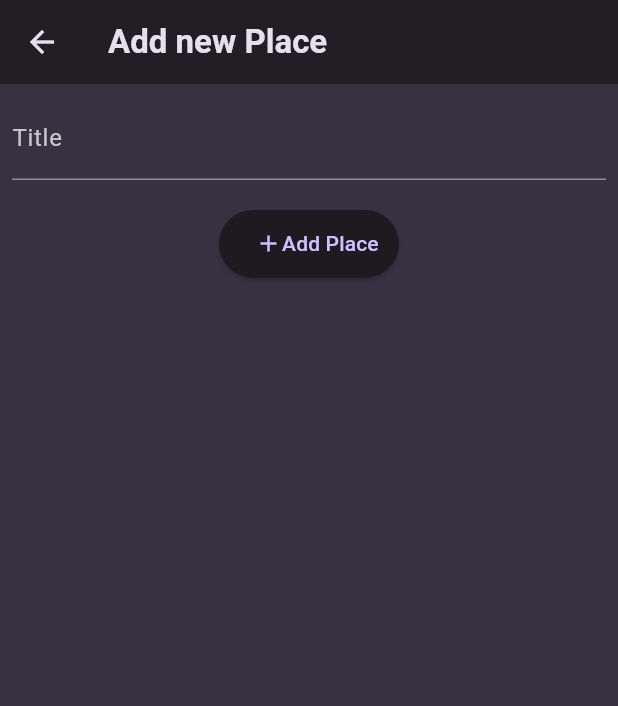
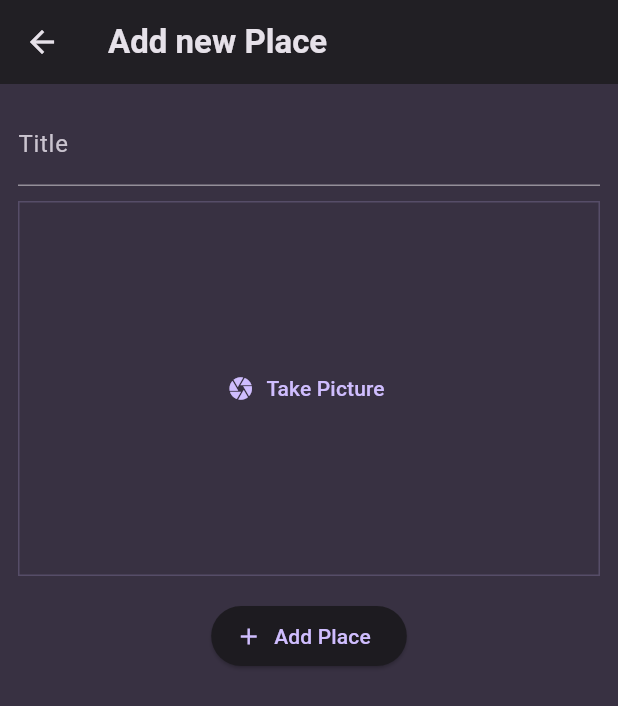
Before and after one commit to echolumaque/favorite_places, a Flutter app: the screen it shows after launch, after a tap on the "add" icon, on a phone screen of 412 x 824 dp. Shown: the top 706 px of the screen. Run offline on Flutter 3.47's test engine with Material 3 defaults, Android fonts, the phone set to English and light mode, and no system bars; our stand-ins replace flutter_riverpod, google_fonts, image_picker.

Commit message:
Add image picker and UUID dependencies; implement user place management with image input

```diff
--- a/lib/main.dart
+++ b/lib/main.dart
@@ -1,7 +1,7 @@
-import 'package:favorite_places/screens/saved_places.dart';
 import 'package:flutter/material.dart';
 import 'package:flutter_riverpod/flutter_riverpod.dart';
 import 'package:google_fonts/google_fonts.dart';
+import 'package:favorite_places/screens/places.dart';
 
 final colorScheme = ColorScheme.fromSeed(
   brightness: Brightness.dark,
@@ -39,7 +39,7 @@ class MyApp extends StatelessWidget {
     return MaterialApp(
       title: 'Great Places',
       theme: theme,
-      home: SavedPlacesScreen(),
+      home: PlacesScreen(),
     );
   }
 }
--- a/lib/models/place.dart
+++ b/lib/models/place.dart
@@ -1,5 +1,8 @@
+import 'package:uuid/uuid.dart';
+
 class Place {
-  Place({required this.name});
+  Place({required this.title}) : id = Uuid().v4();
 
-  final String name;
+  final String id;
+  final String title;
 }
--- a/lib/providers/saved_places_provider.dart
+++ /dev/null
@@ -1,14 +0,0 @@
-import 'package:flutter_riverpod/flutter_riverpod.dart';
-import '../models/place.dart';
-
-class SavedPlacesProvider extends StateNotifier<List<Place>> {
-  SavedPlacesProvider() : super([]);
-
-  void savePlace(Place place) {
-    state = [...state, place];
-  }
-}
-
-final savedPlacesProvider =
-    StateNotifierProvider<SavedPlacesProvider, List<Place>>(
-        (ref) => SavedPlacesProvider());
--- /dev/null
+++ b/lib/providers/user_places.dart
@@ -0,0 +1,14 @@
+import 'package:flutter_riverpod/flutter_riverpod.dart';
+import '../models/place.dart';
+
+class UserPlaceNotifier extends StateNotifier<List<Place>> {
+  UserPlaceNotifier() : super([]);
+
+  void addPlace(String title) {
+    state = [...state, Place(title: title)];
+  }
+}
+
+final userPlacesProvider =
+    StateNotifierProvider<UserPlaceNotifier, List<Place>>(
+        (ref) => UserPlaceNotifier());
--- a/lib/screens/add_new_place.dart
+++ /dev/null
@@ -1,80 +0,0 @@
-import 'package:favorite_places/models/place.dart';
-import 'package:favorite_places/providers/saved_places_provider.dart';
-import 'package:flutter/material.dart';
-import 'package:flutter_riverpod/flutter_riverpod.dart';
-
-class AddNewPlaceScreen extends ConsumerStatefulWidget {
-  const AddNewPlaceScreen({super.key});
-
-  @override
-  ConsumerState<AddNewPlaceScreen> createState() => _AddNewPlaceScreenState();
-}
-
-class _AddNewPlaceScreenState extends ConsumerState<AddNewPlaceScreen> {
-  final _formKey = GlobalKey<FormState>();
-  String? _enteredName = '';
-
-  void savePlace() {
-    if (!_formKey.currentState!.validate()) {
-      return;
-    }
-
-    _formKey.currentState!.save();
-    ref
-        .read(savedPlacesProvider.notifier)
-        .savePlace(Place(name: _enteredName!));
-
-    Navigator.of(context).pop();
-  }
-
-  @override
-  Widget build(BuildContext context) {
-    return Scaffold(
-      appBar: AppBar(
-        title: Text('Add new Place'),
-        backgroundColor: Theme.of(context).colorScheme.surfaceContainer,
-      ),
-      body: Form(
-        key: _formKey,
-        child: Padding(
-          padding: const EdgeInsets.all(8.0),
-          child: Column(
-            children: [
-              TextFormField(
-                style: TextStyle(
-                  color: Colors.white,
-                ),
-                decoration: InputDecoration(
-                  label: Text('Title'),
-                ),
-                validator: (value) {
-                  return value == null || value.isEmpty
-                      ? 'A place needs a name'
-                      : null;
-                },
-                onSaved: (value) {
-                  _enteredName = value;
-                },
-              ),
-              SizedBox(height: 20),
-              SizedBox(
-                width: 120,
-                height: 45,
-                child: ElevatedButton(
-                  onPressed: savePlace,
-                  child: Row(
-                    mainAxisAlignment: MainAxisAlignment.center,
-                    children: [
-                      Icon(Icons.add),
-                      Text('Add Place'),
-                    ],
-                  ),
-                ),
-              ),
-            ],
-          ),
-        ),
-      ),
-    );
-  }
-}
--- /dev/null
+++ b/lib/screens/add_place.dart
@@ -0,0 +1,69 @@
+import 'package:flutter/material.dart';
+import 'package:flutter_riverpod/flutter_riverpod.dart';
+import '../providers/user_places.dart';
+import '../widgets/image_input.dart';
+
+class AddPlaceScreen extends ConsumerStatefulWidget {
+  const AddPlaceScreen({super.key});
+
+  @override
+  ConsumerState<AddPlaceScreen> createState() => _AddPlaceScreenState();
+}
+
+class _AddPlaceScreenState extends ConsumerState<AddPlaceScreen> {
+  final _formKey = GlobalKey<FormState>();
+  String? _enteredName = '';
+
+  void _savePlace() {
+    if (!_formKey.currentState!.validate()) {
+      return;
+    }
+
+    _formKey.currentState!.save();
+    ref.read(userPlacesProvider.notifier).addPlace(_enteredName!);
+
+    Navigator.of(context).pop();
+  }
+
+  @override
+  Widget build(BuildContext context) {
+    return Scaffold(
+      appBar: AppBar(
+        title: Text('Add new Place'),
+        backgroundColor: Theme.of(context).colorScheme.surfaceContainer,
+      ),
+      body: Form(
+        key: _formKey,
+        child: Padding(
+          padding: const EdgeInsets.all(12),
+          child: Column(
+            children: [
+              TextFormField(
+                style: TextStyle(
+                  color: Theme.of(context).colorScheme.onSurface,
+                ),
+                decoration: InputDecoration(labelText: 'Title'),
+                validator: (value) {
+                  return value == null || value.isEmpty
+                      ? 'A place needs a name'
+                      : null;
+                },
+                onSaved: (value) {
+                  _enteredName = value;
+                },
+              ),
+              SizedBox(height: 10),
+              ImageInput(),
+              SizedBox(height: 16),
+              ElevatedButton.icon(
+                onPressed: _savePlace,
+                icon: Icon(Icons.add),
+                label: Text('Add Place'),
+              ),
+            ],
+          ),
+        ),
+      ),
+    );
+  }
+}
--- /dev/null
+++ b/lib/screens/places.dart
@@ -0,0 +1,33 @@
+import 'package:flutter/material.dart';
+import 'package:flutter_riverpod/flutter_riverpod.dart';
+import '../providers/user_places.dart';
+import '../screens/add_place.dart';
+import '../widgets/places_list.dart';
+
+class PlacesScreen extends ConsumerWidget {
+  const PlacesScreen({super.key});
+
+  @override
+  Widget build(BuildContext context, WidgetRef ref) {
+    final userPlaces = ref.watch(userPlacesProvider);
+    return Scaffold(
+      appBar: AppBar(
+        title: Text('Your Places'),
+        backgroundColor: Theme.of(context).colorScheme.surfaceContainer,
+        actions: [
+          IconButton(
+            onPressed: () {
+              Navigator.of(context).push(
+                MaterialPageRoute(
+                  builder: (ctx) => AddPlaceScreen(),
+                ),
+              );
+            },
+            icon: Icon(Icons.add),
+          ),
+        ],
+      ),
+      body: PlacesList(places: userPlaces),
+    );
+  }
+}
--- a/lib/screens/saved_places.dart
+++ /dev/null
@@ -1,79 +0,0 @@
-import 'package:favorite_places/providers/saved_places_provider.dart';
-import 'package:favorite_places/screens/add_new_place.dart';
-import 'package:favorite_places/screens/place_info.dart';
-import 'package:flutter/material.dart';
-import 'package:flutter_riverpod/flutter_riverpod.dart';
-
-class SavedPlacesScreen extends ConsumerStatefulWidget {
-  const SavedPlacesScreen({super.key});
-
-  @override
-  ConsumerState<SavedPlacesScreen> createState() => _SavedPlacesScreenState();
-}
-
-class _SavedPlacesScreenState extends ConsumerState<SavedPlacesScreen> {
-  @override
-  Widget build(BuildContext context) {
-    final savedPlaces = ref.watch(savedPlacesProvider);
-    Widget content = Center(
-      child: Text(
-        'No places added yet',
-        style: TextStyle(
-          color: Theme.of(context).colorScheme.onPrimaryContainer,
-        ),
-      ),
-    );
-
-    if (savedPlaces.isNotEmpty) {
-      content = ListView.builder(
-        itemCount: savedPlaces.length,
-        itemBuilder: (ctx, index) {
-          return Padding(
-            padding: const EdgeInsets.all(12.0),
-            child: TextButton(
-              style: TextButton.styleFrom(
-                alignment: Alignment.centerLeft,
-              ),
-              onPressed: () {
-                Navigator.of(context).push(
-                  MaterialPageRoute(
-                    builder: (ctx) => PlaceInfoScreen(
-                      place: savedPlaces[index],
-                    ),
-                  ),
-                );
-              },
-              child: Text(
-                savedPlaces[index].name,
-                style: TextStyle(
-                  color: Colors.white,
-                  fontSize: 20,
-                ),
-              ),
-            ),
-          );
-        },
-      );
-    }
-
-    return Scaffold(
-      appBar: AppBar(
-        title: Text('Your Places'),
-        backgroundColor: Theme.of(context).colorScheme.surfaceContainer,
-        actions: [
-          IconButton(
-            onPressed: () {
-              Navigator.of(context).push(
-                MaterialPageRoute(
-                  builder: (ctx) => AddNewPlaceScreen(),
-                ),
-              );
-            },
-            icon: Icon(Icons.add),
-          ),
-        ],
-      ),
-      body: content,
-    );
-  }
-}
--- /dev/null
+++ b/lib/widgets/image_input.dart
@@ -0,0 +1,62 @@
+import 'dart:io';
+import 'package:flutter/material.dart';
+import 'package:image_picker/image_picker.dart';
+
+class ImageInput extends StatefulWidget {
+  const ImageInput({super.key});
+
+  @override
+  State<ImageInput> createState() => _ImageInputState();
+}
+
+class _ImageInputState extends State<ImageInput> {
+  File? _selectedImage;
+
+  void _takePicture() async {
+    final imagePicker = ImagePicker();
+    final pickedImage =
+        await imagePicker.pickImage(source: ImageSource.camera, maxWidth: 600);
+
+    if (pickedImage == null) {
+      return;
+    }
+
+    setState(() {
+      _selectedImage = File(pickedImage.path);
+    });
+  }
+
+  @override
+  Widget build(BuildContext context) {
+    Widget content = TextButton.icon(
+      onPressed: _takePicture,
+      icon: Icon(Icons.camera),
+      label: Text('Take Picture'),
+    );
+
+    if (_selectedImage != null) {
+      content = GestureDetector(
+        onTap: _takePicture,
+        child: Image.file(
+          _selectedImage!,
+          fit: BoxFit.cover,
+          width: double.infinity,
+          height: double.infinity,
+        ),
+      );
+    }
+
+    return Container(
+      width: double.infinity,
+      height: 250,
+      alignment: Alignment.center,
+      decoration: BoxDecoration(
+        border: Border.all(
+          width: 1,
+          color: Theme.of(context).colorScheme.primary.withValues(alpha: 0.2),
+        ),
+      ),
+      child: content,
+    );
+  }
+}
--- /dev/null
+++ b/lib/widgets/places_list.dart
@@ -0,0 +1,44 @@
+import 'package:flutter/material.dart';
+import 'package:favorite_places/screens/places_detail.dart';
+import '../models/place.dart';
+
+class PlacesList extends StatelessWidget {
+  const PlacesList({super.key, required this.places});
+
+  final List<Place> places;
+
+  @override
+  Widget build(BuildContext context) {
+    if (places.isEmpty) {
+      return Center(
+        child: Text(
+          'No places added yet',
+          style: Theme.of(context).textTheme.bodyLarge!.copyWith(
+                color: Theme.of(context).colorScheme.onSurface,
+              ),
+        ),
+      );
+    }
+
+    return ListView.builder(
+      itemCount: places.length,
+      itemBuilder: (ctx, index) {
+        return ListTile(
+          title: Text(
+            places[index].title,
+            style: Theme.of(context).textTheme.titleMedium!.copyWith(
+                  color: Theme.of(context).colorScheme.onSurface,
+                ),
+          ),
+          onTap: () {
+            Navigator.of(context).push(
+              MaterialPageRoute(
+                builder: (ctx) => PlacesDetailScreen(place: places[index]),
+              ),
+            );
+          },
+        );
+      },
+    );
+  }
+}
--- a/pubspec.yaml
+++ b/pubspec.yaml
@@ -36,6 +36,8 @@ dependencies:
   cupertino_icons: ^1.0.8
   google_fonts: ^6.2.1
   flutter_riverpod: ^2.6.1
+  uuid: ^4.5.1
+  image_picker: ^1.1.2
 
 dev_dependencies:
   flutter_test:
```
Also changed, not shown: lib/screens/places_detail.dart (renamed from lib/screens/place_info.dart, +7 -7 lines), pubspec.lock, 7 other files.
